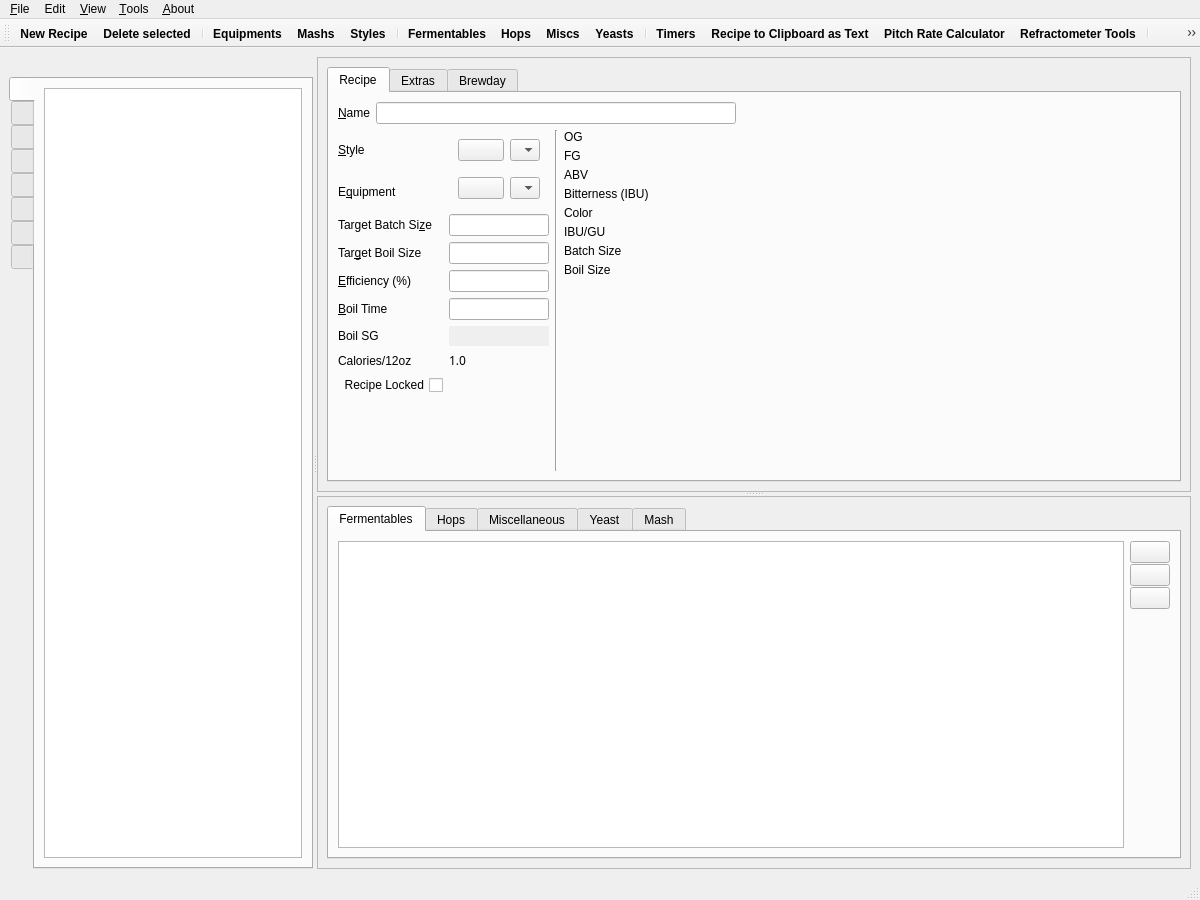
Above: ui/mainWindow.ui from Brewtarget/brewtarget before the change. Below: the same form after it.
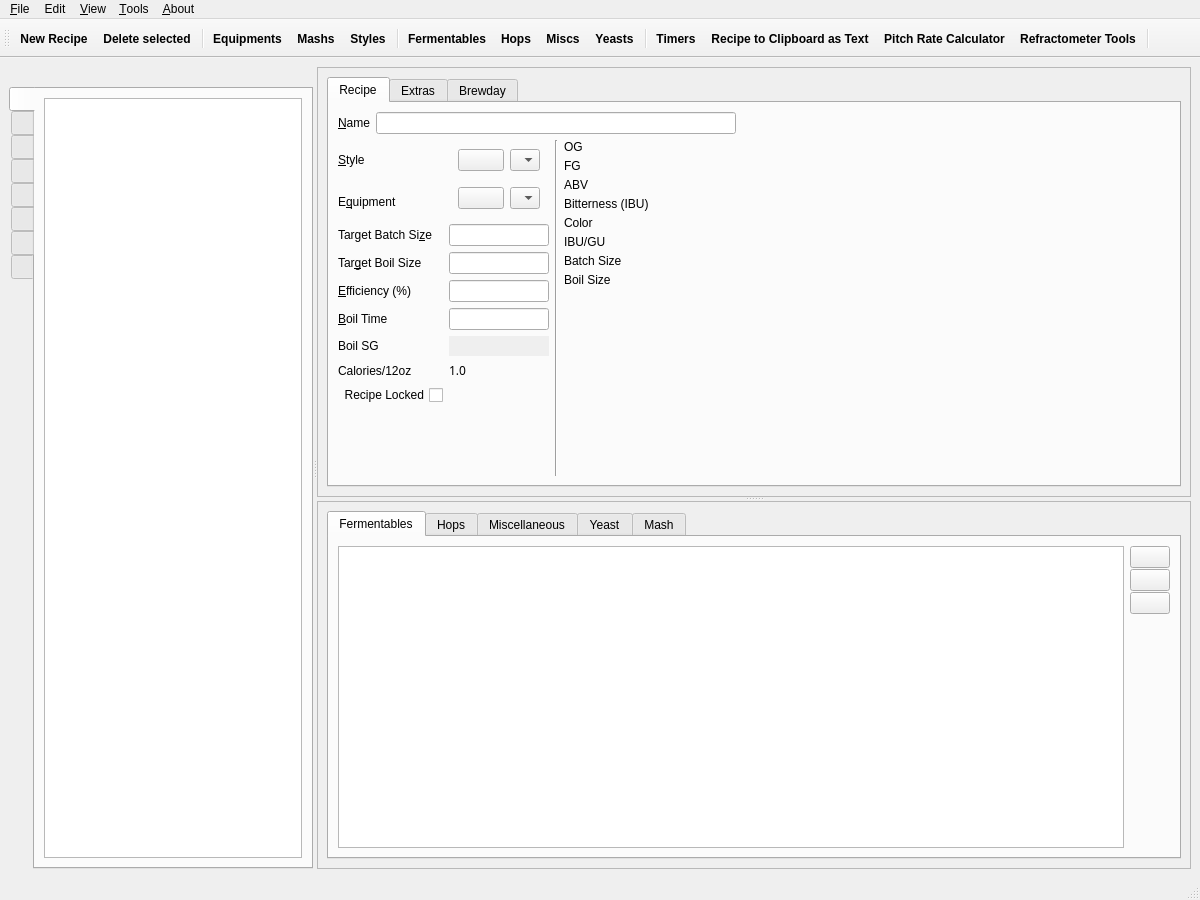
That is the form after the change. Icons and pictures are not drawn. Custom widgets are drawn as their Qt base class.

Diff of the .ui file:
```diff
--- a/ui/mainWindow.ui
+++ b/ui/mainWindow.ui
@@ -259,8 +259,8 @@
           <rect>
            <x>0</x>
            <y>0</y>
-           <width>850</width>
-           <height>458</height>
+           <width>849</width>
+           <height>462</height>
           </rect>
          </property>
          <layout class="QVBoxLayout" name="verticalLayout_11">
@@ -1114,8 +1114,8 @@
           <rect>
            <x>0</x>
            <y>0</y>
-           <width>850</width>
-           <height>330</height>
+           <width>849</width>
+           <height>324</height>
           </rect>
          </property>
          <layout class="QVBoxLayout" name="verticalLayout_8">
@@ -2304,7 +2304,10 @@
   </action>
   <action name="action_brewit">
    <property name="text">
-    <string>Brew it</string>
+    <string/>
+   </property>
+   <property name="toolTip">
+    <string>Brew It!</string>
    </property>
   </action>
  </widget>
```
Left out of the diff: 6 changed lines with no effect on the pictures.
